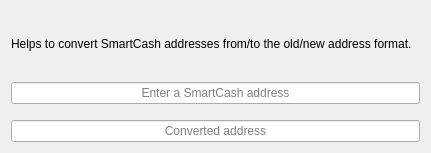
Old version of the form src/qt/forms/addressconverter.ui in the repository SmartCash/Core-Smart.
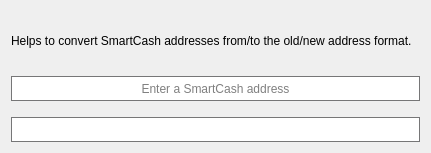
New version of the form.

Commit message: qt: Modified address converter's output field

```diff
--- a/src/qt/forms/addressconverter.ui
+++ b/src/qt/forms/addressconverter.ui
@@ -32,9 +32,29 @@
    </item>
    <item>
     <widget class="QLineEdit" name="input">
+     <property name="minimumSize">
+      <size>
+       <width>0</width>
+       <height>25</height>
+      </size>
+     </property>
+     <property name="maximumSize">
+      <size>
+       <width>16777215</width>
+       <height>25</height>
+      </size>
+     </property>
      <property name="focusPolicy">
       <enum>Qt::ClickFocus</enum>
      </property>
+     <property name="styleSheet">
+      <string notr="true">QLineEdit{
+color: black;
+border: 1px solid;
+background-color: white;
+border-color: rgb(118, 118, 119);
+}</string>
+     </property>
      <property name="alignment">
       <set>Qt::AlignCenter</set>
      </property>
@@ -60,18 +80,35 @@
     </spacer>
    </item>
    <item>
-    <widget class="QLineEdit" name="output">
-     <property name="focusPolicy">
-      <enum>Qt::NoFocus</enum>
+    <widget class="QLabel" name="output">
+     <property name="minimumSize">
+      <size>
+       <width>0</width>
+       <height>25</height>
+      </size>
+     </property>
+     <property name="maximumSize">
+      <size>
+       <width>16777215</width>
+       <height>25</height>
+      </size>
+     </property>
+     <property name="styleSheet">
+      <string notr="true">QLabel{
+color: black;
+border: 1px solid;
+background-color: white;
+border-color: rgb(118, 118, 119);
+}</string>
+     </property>
+     <property name="text">
+      <string/>
      </property>
      <property name="alignment">
       <set>Qt::AlignCenter</set>
      </property>
-     <property name="readOnly">
-      <bool>true</bool>
-     </property>
-     <property name="placeholderText">
-      <string>Converted address</string>
+     <property name="textInteractionFlags">
+      <set>Qt::TextSelectableByMouse</set>
      </property>
     </widget>
    </item>
```
Left out of the diff: 1 changed line with no effect on the pictures.
